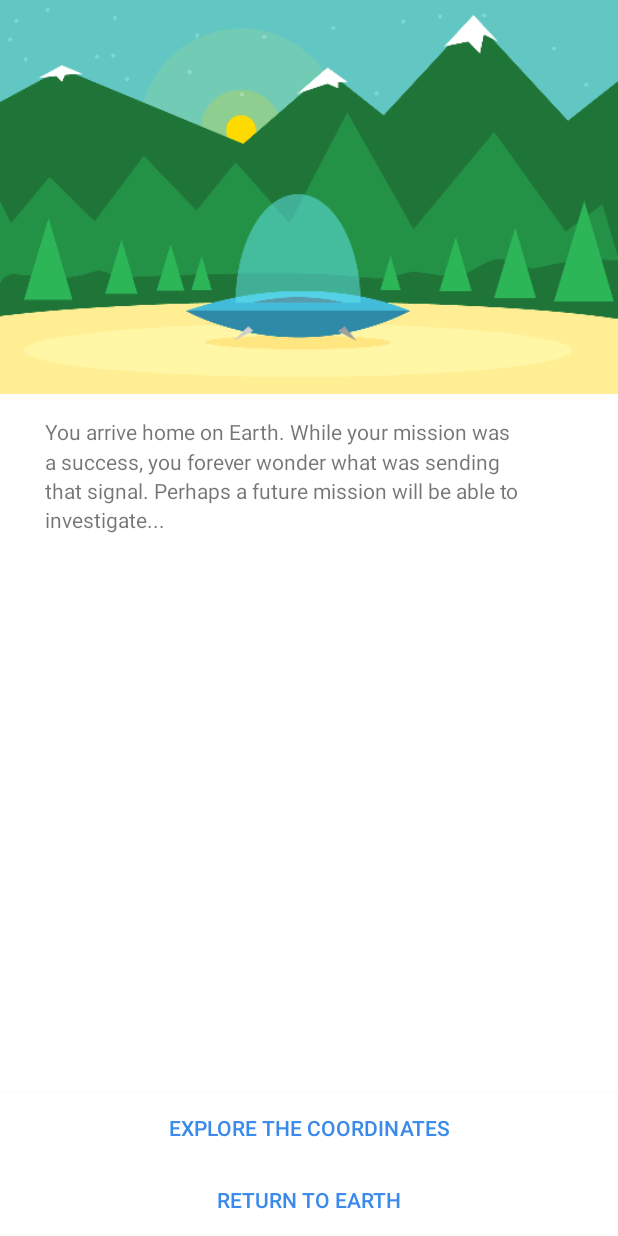
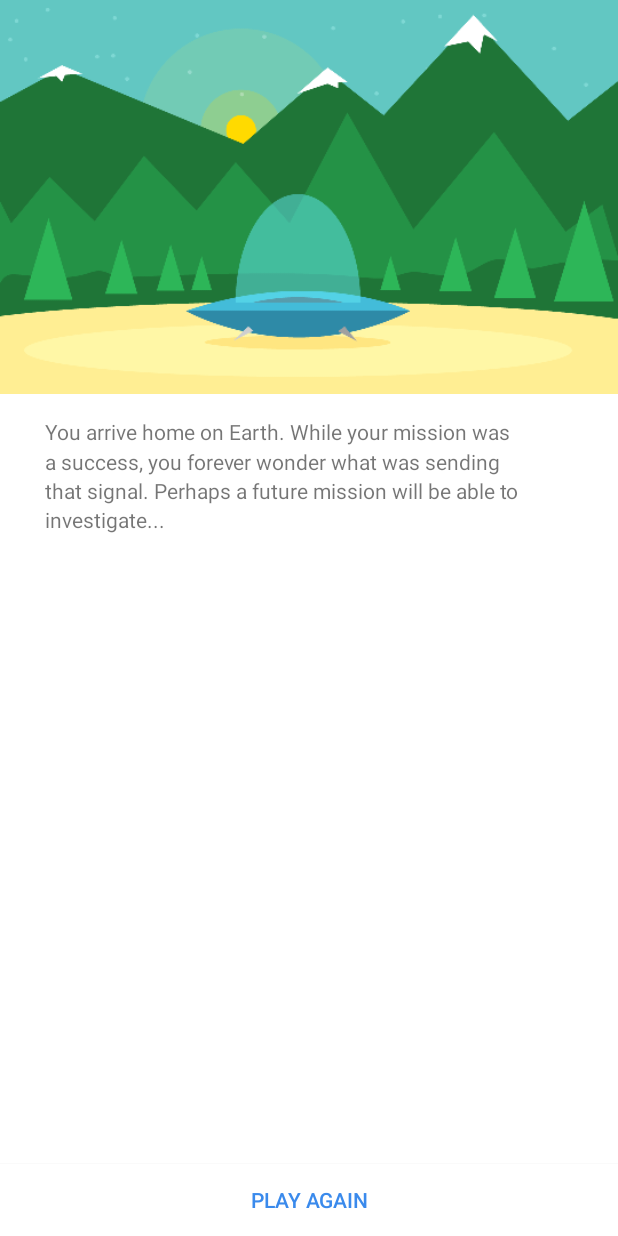
Before and after one commit to fatfer/InteractiveStory, an Android app: the StoryActivity screen opened directly, with no data from a screen before it, after a tap on "RETURN TO EARTH", on a phone screen of 412 x 824 dp. Run offline under Robolectric (Android 15) with nearby library versions, the phone set to English and light mode, and no system bars; 2 other taps on this screen came first.

```diff
--- a/app/src/main/java/g/pher/interactivestory/ui/StoryActivity.java
+++ b/app/src/main/java/g/pher/interactivestory/ui/StoryActivity.java
@@ -61,6 +61,17 @@ public class StoryActivity extends Activity {
         pageText = String.format(pageText, mName);
         mTextView.setText(pageText);
 
+        if(mCurrentPage.isFinal()){
+           mChoice1.setVisibility(View.INVISIBLE);
+           mChoice2.setText("PLAY AGAIN");
+           mChoice2.setOnClickListener(new View.OnClickListener() {
+               @Override
+               public void onClick(View v) {
+                   finish();
+               }
+           });
+        }
+        else {
             mChoice1.setText(mCurrentPage.getChoice1().getText());
             mChoice2.setText(mCurrentPage.getChoice2().getText());
 
@@ -79,6 +90,7 @@ public class StoryActivity extends Activity {
                     loadPage(nextPage);
                 }
             });
+        }
 
     }
 
```
Lines whose indentation alone changed are shown as unchanged.
